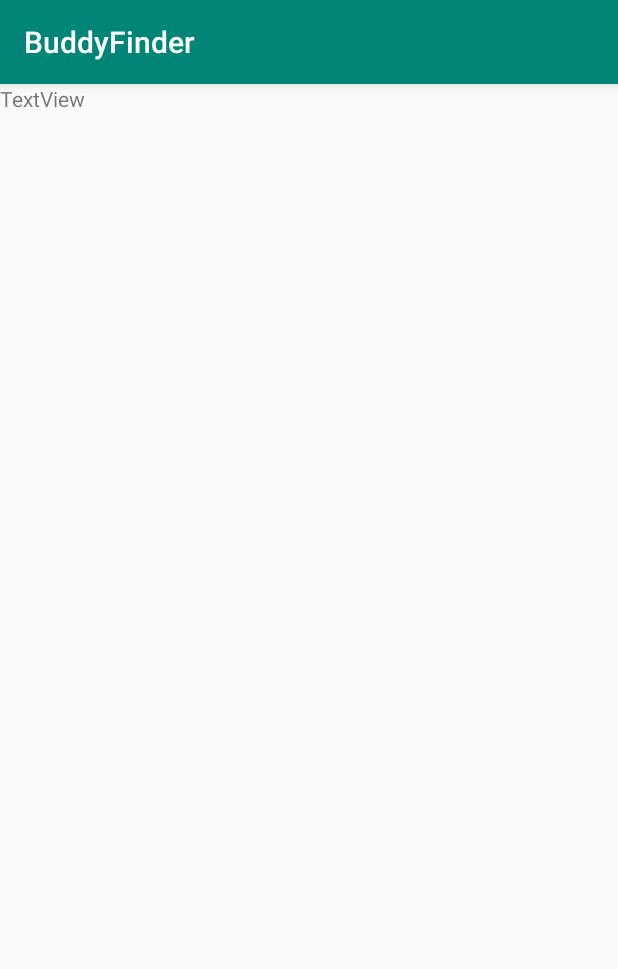
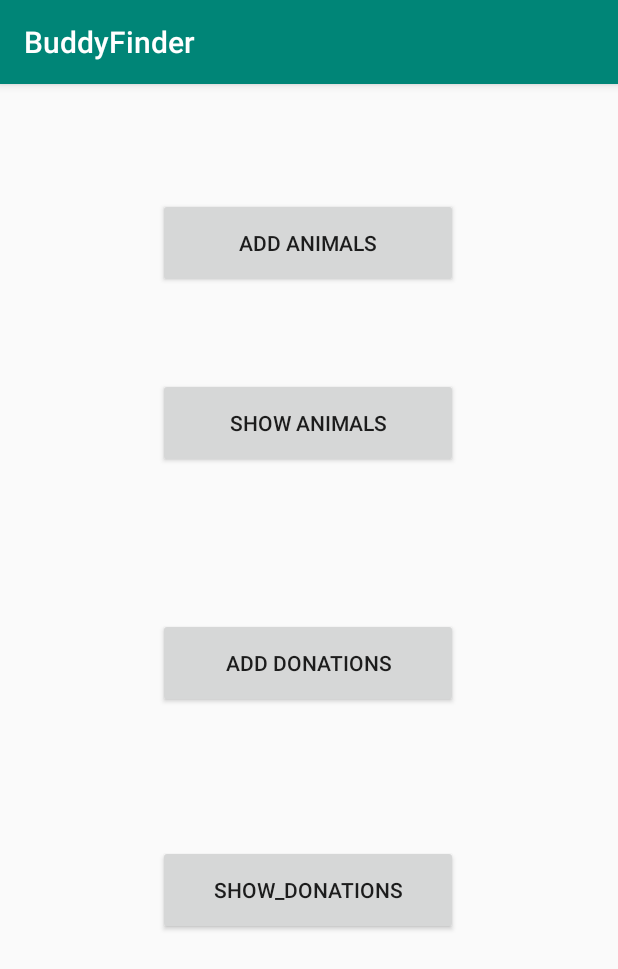
Before and after one commit to vinicius-batista/buddy-finder, an Android app: the MemberActivity screen opened directly, with no data from a screen before it, on a phone screen of 412 x 824 dp. Shown: the top 969 px of the screen. Run offline under Robolectric (Android 15) with nearby library versions, the phone set to English and light mode, and no system bars.

Commit message:
crate member activity

```diff
--- a/app/src/main/res/layout/activity_member.xml
+++ b/app/src/main/res/layout/activity_member.xml
@@ -6,11 +6,58 @@
     android:layout_height="match_parent"
     tools:context=".MemberActivity">
 
-    <TextView
-        android:id="@+id/textView2"
-        android:layout_width="wrap_content"
-        android:layout_height="wrap_content"
-        android:text="TextView"
-        tools:layout_editor_absoluteX="119dp"
-        tools:layout_editor_absoluteY="271dp" />
+    <Button
+        android:id="@+id/btnAddAnimals"
+        android:layout_width="200dp"
+        android:layout_height="60dp"
+        android:layout_marginStart="8dp"
+        android:layout_marginTop="76dp"
+        android:layout_marginEnd="8dp"
+        android:text="@string/add_animals"
+        app:layout_constraintEnd_toEndOf="parent"
+        app:layout_constraintHorizontal_bias="0.497"
+        app:layout_constraintStart_toStartOf="parent"
+        app:layout_constraintTop_toTopOf="parent" />
+
+    <Button
+        android:id="@+id/btnShowAnimals"
+        android:layout_width="200dp"
+        android:layout_height="60dp"
+        android:layout_marginStart="8dp"
+        android:layout_marginTop="60dp"
+        android:layout_marginEnd="8dp"
+        android:text="@string/show_animals"
+        app:layout_constraintEnd_toEndOf="parent"
+        app:layout_constraintHorizontal_bias="0.497"
+        app:layout_constraintStart_toStartOf="parent"
+        app:layout_constraintTop_toBottomOf="@+id/btnAddAnimals" />
+
+    <Button
+        android:id="@+id/btnAddDonations"
+        android:layout_width="200dp"
+        android:layout_height="60dp"
+        android:layout_marginStart="8dp"
+        android:layout_marginTop="100dp"
+        android:layout_marginEnd="8dp"
+        android:text="@string/add_donations"
+        app:layout_constraintEnd_toEndOf="parent"
+        app:layout_constraintHorizontal_bias="0.497"
+        app:layout_constraintStart_toStartOf="parent"
+        app:layout_constraintTop_toBottomOf="@+id/btnShowAnimals" />
+
+    <Button
+        android:id="@+id/btnShowDonations"
+        android:layout_width="200dp"
+        android:layout_height="60dp"
+        android:layout_marginStart="8dp"
+        android:layout_marginTop="8dp"
+        android:layout_marginEnd="8dp"
+        android:layout_marginBottom="8dp"
+        android:text="@string/show_donations"
+        app:layout_constraintBottom_toBottomOf="parent"
+        app:layout_constraintEnd_toEndOf="parent"
+        app:layout_constraintHorizontal_bias="0.497"
+        app:layout_constraintStart_toStartOf="parent"
+        app:layout_constraintTop_toBottomOf="@+id/btnAddDonations"
+        app:layout_constraintVertical_bias="0.302" />
 </android.support.constraint.ConstraintLayout>
--- a/app/src/main/res/values/strings.xml
+++ b/app/src/main/res/values/strings.xml
@@ -3,4 +3,8 @@
     <string name="ngo_member">NGO Member</string>
     <string name="ngo_supporter">NGO Supporter</string>
     <string name="login_as">"LOGIN AS: "</string>
+    <string name="add_animals">ADD ANIMALS</string>
+    <string name="show_animals">SHOW ANIMALS</string>
+    <string name="add_donations">ADD DONATIONS</string>
+    <string name="show_donations">SHOW_DONATIONS</string>
 </resources>
```
